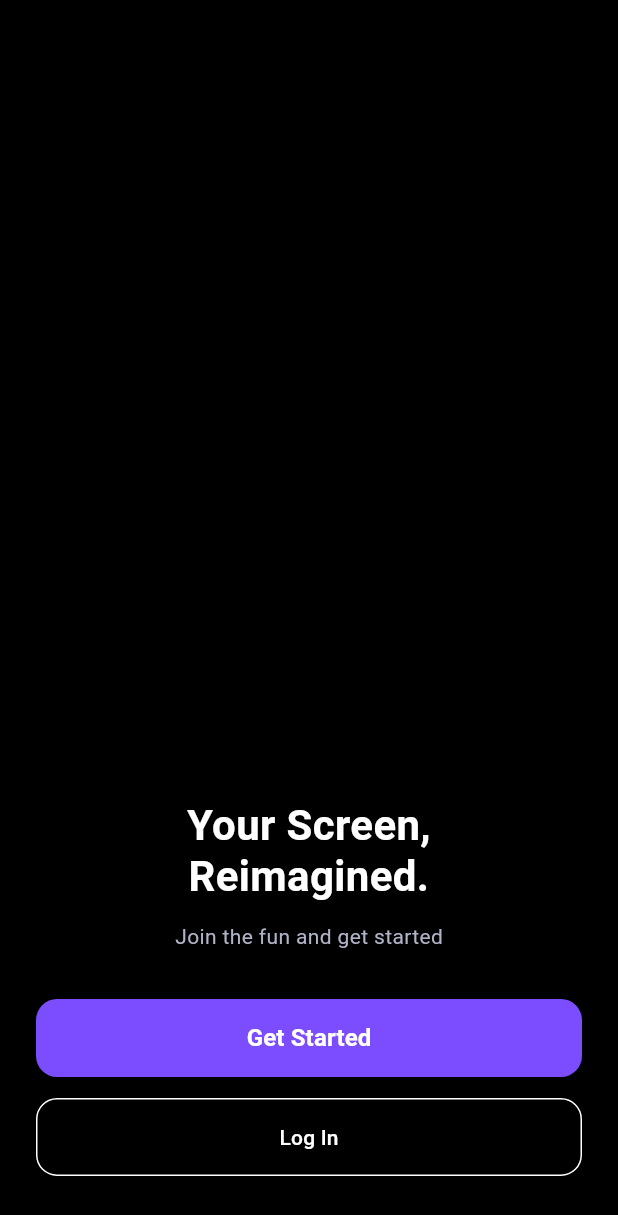
After one commit to Ohzzy90/gallery_hub, a Flutter app: the screen it shows after launch, after a tap on "Skip", on a phone screen of 412 x 824 dp. The commit adds this screen. Shown: the top 1215 px of the screen. Run offline on Flutter 3.47's test engine with Material 3 defaults, Android fonts, the phone set to English and light mode, and no system bars.

Commit message:
Added the preview_screen, along with: -Login button, -Get started button, -synced the skip text & get started button to get to the preview screen.

```diff
--- /dev/null
+++ b/lib/features/auth/screens/preview_screen.dart
@@ -0,0 +1,131 @@
+import 'package:flutter/material.dart';
+import '../../../core/theme/app_colors.dart';
+
+class PreviewScreen extends StatelessWidget {
+  const PreviewScreen({super.key});
+
+  @override
+  Widget build(BuildContext context) {
+    return Scaffold(
+      body: Stack(
+        children: [
+          // Background Image
+          Image.asset(
+            'assets/images/preview.png',
+            height: double.infinity,
+            width: double.infinity,
+            fit: BoxFit.cover,
+          ),
+
+          // Gradient Overlay
+          Container(
+            decoration: BoxDecoration(
+              gradient: LinearGradient(
+                begin: Alignment.topCenter,
+                end: Alignment.bottomCenter,
+                colors: [
+                  // bgColor.withOpacity(0.1),
+                  // bgColor.withOpacity(0.1),
+                ],
+              ),
+            ),
+          ),
+
+          // Content
+          SafeArea(
+            child: Padding(
+              padding: const EdgeInsets.symmetric(horizontal: 24),
+              child: Column(
+                mainAxisAlignment: MainAxisAlignment.end,
+                children: [
+                  const Text(
+                    'Your Screen,\nReimagined.',
+                    textAlign: TextAlign.center,
+                    style: TextStyle(
+                      color: textPrimary,
+                      fontSize: 28,
+                      fontWeight: FontWeight.w700,
+                      height: 1.2,
+                    ),
+                  ),
+
+                  const SizedBox(height: 12),
+
+                  const Text(
+                    'Join the fun and get started',
+                    style: TextStyle(
+                      color: textSecondary,
+                      fontSize: 14,
+                    ),
+                  ),
+
+                  const SizedBox(height: 32),
+
+                  // Get Started Button
+                  _primaryButton(
+                    text: 'Get Started',
+                    onTap: () {},
+                  ),
+
+                  const SizedBox(height: 14),
+
+                  // Login Button
+                  _outlineButton(
+                    text: 'Log In',
+                    onTap: () {},
+                  ),
+
+                  const SizedBox(height: 40),
+                ],
+              ),
+            ),
+          ),
+        ],
+      ),
+    );
+  }
+
+  Widget _primaryButton({required String text, required VoidCallback onTap}) {
+    return SizedBox(
+      width: double.infinity,
+      height: 52,
+      child: ElevatedButton(
+        onPressed: onTap,
+        style: ElevatedButton.styleFrom(
+          backgroundColor: primaryPurple,
+          shape: RoundedRectangleBorder(
+            borderRadius: BorderRadius.circular(14),
+          ),
+        ),
+        child: Text(
+          text,
+          style: const TextStyle(
+            fontSize: 16,
+            fontWeight: FontWeight.w600,
+            color: Colors.white,
+          ),
+        ),
+      ),
+    );
+  }
+
+  Widget _outlineButton({required String text, required VoidCallback onTap}) {
+    return SizedBox(
+      width: double.infinity,
+      height: 52,
+      child: OutlinedButton(
+        onPressed: onTap,
+        style: OutlinedButton.styleFrom(
+          side: const BorderSide(color: Colors.white),
+          shape: RoundedRectangleBorder(
+            borderRadius: BorderRadius.circular(14),
+          ),
+        ),
+        child: Text(
+          text,
+          style: const TextStyle(color: textPrimary),
+        ),
+      ),
+    );
+  }
+}
--- a/lib/features/onboarding/screens/onboarding_screen.dart
+++ b/lib/features/onboarding/screens/onboarding_screen.dart
@@ -1,6 +1,8 @@
 import 'package:flutter/material.dart';
 import '../../../core/theme/app_colors.dart';
 import '../data/onboarding_data.dart';
+import '../../auth/screens/preview_screen.dart';
+
 
 class OnboardingScreen extends StatefulWidget {
   const OnboardingScreen({super.key});
@@ -13,6 +15,16 @@ class _OnboardingScreenState extends State<OnboardingScreen> {
   final PageController _controller = PageController();
   int currentIndex = 0;
 
+  void _goToPreview(BuildContext context) {
+  Navigator.pushReplacement(
+    context,
+    MaterialPageRoute(
+      builder: (_) => const PreviewScreen(),
+    ),
+  );
+}
+
+
   @override
   Widget build(BuildContext context) {
     return Scaffold(
@@ -22,13 +34,13 @@ class _OnboardingScreenState extends State<OnboardingScreen> {
           padding: const EdgeInsets.symmetric(horizontal: 20),
           child: Column(
               children: [
-              _topBar(),
+                _topBar(context),
                 const SizedBox(height: 24),
                 _carousel(),
                 const SizedBox(height: 20),
                 _indicator(),
                 const SizedBox(height: 24),
-              _nextButton(),
+                _nextButton(context),
                 const SizedBox(height: 20),
               ],
             ),
@@ -39,12 +51,37 @@ class _OnboardingScreenState extends State<OnboardingScreen> {
 
   // ================== WIDGETS ==================
 
-  Widget _topBar() {
+  // Widget _topBar() {
+  //   return Row(
+  //     mainAxisAlignment: MainAxisAlignment.spaceBetween,
+  //     children: const [
+  //       Row(
+  //         children: [
+  //           Icon(Icons.wallpaper, color: primaryPurple),
+  //           SizedBox(width: 6),
+  //           Text(
+  //             'Wallpapers',
+  //             style: TextStyle(
+  //               color: textPrimary,
+  //               fontWeight: FontWeight.w600,
+  //             ),
+  //           ),
+  //         ],
+  //       ),
+  //       Text(
+  //         'Skip',
+  //         style: TextStyle(color: textSecondary),
+  //       ),
+  //     ],
+  //   );
+  // }
+
+  Widget _topBar(BuildContext context) {
   return Row(
     mainAxisAlignment: MainAxisAlignment.spaceBetween,
+    children: [
+      Row(
         children: const [
-        Row(
-          children: [
           Icon(Icons.wallpaper, color: primaryPurple),
           SizedBox(width: 6),
           Text(
@@ -56,13 +93,19 @@ class _OnboardingScreenState extends State<OnboardingScreen> {
           ),
         ],
       ),
-        Text(
+      GestureDetector(
+        onTap: () => _goToPreview(context),
+        child: const Text(
           'Skip',
           style: TextStyle(color: textSecondary),
+        ),
       ),
     ],
   );
 }
+
+
+
 
   Widget _carousel() {
     return Expanded(
@@ -149,17 +192,48 @@ class _OnboardingScreenState extends State<OnboardingScreen> {
     );
   }
 
-  Widget _nextButton() {
+  // Widget _nextButton() {
+  //   return SizedBox(
+  //     width: double.infinity,
+  //     height: 52,
+  //     child: ElevatedButton(
+  //       onPressed: () {
+  //         if (currentIndex < onboardingItems.length - 1) {
+  //           _controller.nextPage(
+  //             duration: const Duration(milliseconds: 400),
+  //             curve: Curves.ease,
+  //           );
+  //         }
+  //       },
+  //       style: ElevatedButton.styleFrom(
+  //         backgroundColor: primaryPurple,
+  //         shape: RoundedRectangleBorder(
+  //           borderRadius: BorderRadius.circular(14),
+  //         ),
+  //       ),
+  //       child: const Text(
+  //         'Next',
+  //         style: TextStyle(fontSize: 16, fontWeight: FontWeight.w600, color: Colors.white),
+  //       ),
+  //     ),
+  //   );
+  // }
+
+  Widget _nextButton(BuildContext context) {
   return SizedBox(
     width: double.infinity,
     height: 52,
     child: ElevatedButton(
       onPressed: () {
         if (currentIndex < onboardingItems.length - 1) {
+          // Move to next carousel page
           _controller.nextPage(
             duration: const Duration(milliseconds: 400),
             curve: Curves.ease,
           );
+        } else {
+          // LAST PAGE → GO TO PREVIEW
+          _goToPreview(context);
         }
       },
       style: ElevatedButton.styleFrom(
@@ -168,9 +242,15 @@ class _OnboardingScreenState extends State<OnboardingScreen> {
           borderRadius: BorderRadius.circular(14),
         ),
       ),
-        child: const Text(
-          'Next',
-          style: TextStyle(fontSize: 16, fontWeight: FontWeight.w600, color: Colors.white),
+      child: Text(
+        currentIndex == onboardingItems.length - 1
+            ? 'Get Started'
+            : 'Next',
+        style: const TextStyle(
+          fontSize: 16,
+          fontWeight: FontWeight.w600,
+          color: Colors.white,
+        ),
       ),
     ),
   );
```
Also changed, not shown: lib/features/auth/screens/login_screen.dart (added, +140 -0 lines), lib/features/widgets/auth_text_field.dart (added, +31 -0 lines), assets/images/Onboarding.png (added), assets/images/preview.png (added), assets/images/preview_image.svg (added), lib/features/auth/screens/signup_screen.dart (added). Lines whose indentation alone changed are shown as unchanged.
